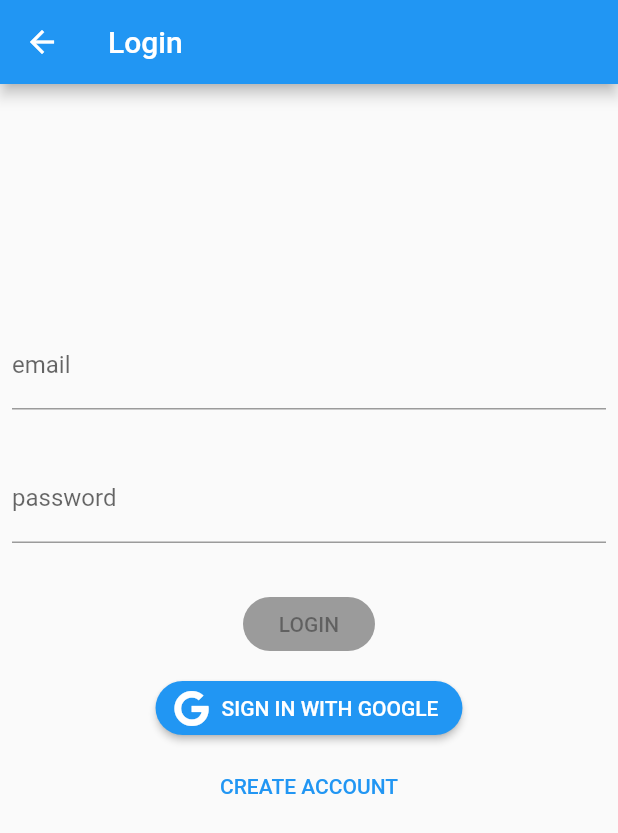
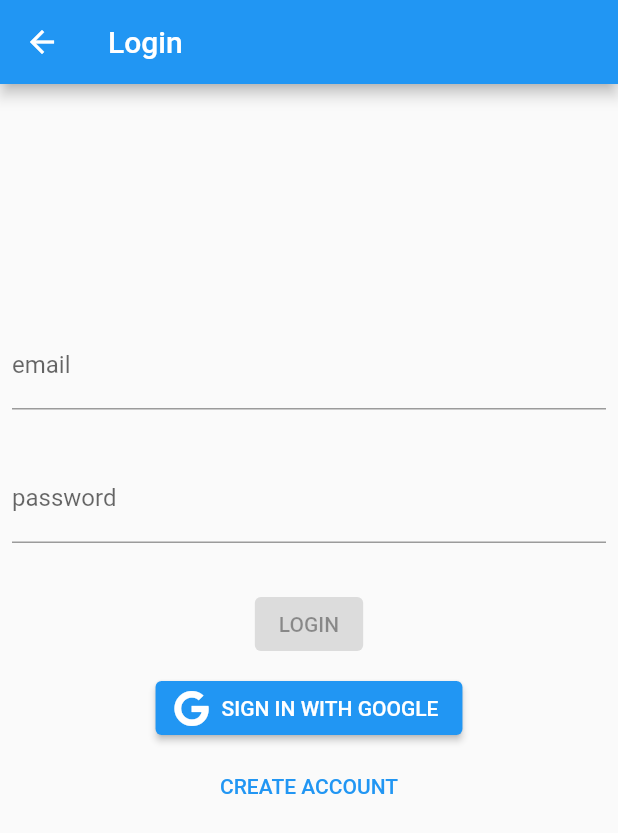
Before and after one commit to jenshor/habit-tracker, a Flutter app: the screen it shows after launch, after a tap on "Log in", on a phone screen of 412 x 824 dp. Shown: the top 833 px of the screen. Run offline on Flutter 3.47's test engine with Material 2 defaults, Android fonts, the phone set to English and light mode, and no system bars; our stand-ins replace bloc, cloud_firestore, equatable, firebase_auth, firebase_core, flutter_bloc and 3 more; missing offline and left inert: pedantic; accounts and stored records are empty.

Commit message:
changed button to new types

```diff
--- a/lib/forms/widgets/login_form.dart
+++ b/lib/forms/widgets/login_form.dart
@@ -93,13 +93,9 @@ class _LoginButton extends StatelessWidget {
       builder: (context, state) {
         return state.status.isSubmissionInProgress
             ? const CircularProgressIndicator()
-            : RaisedButton(
+            : ElevatedButton(
                 key: const Key('loginForm_continue_raisedButton'),
                 child: const Text('LOGIN'),
-                shape: RoundedRectangleBorder(
-                  borderRadius: BorderRadius.circular(30.0),
-                ),
-                color: const Color(0xFFFFD600),
                 onPressed: state.status.isValidated
                     ? () => context.read<LoginCubit>().logInWithCredentials()
                     : null,
@@ -113,15 +109,13 @@ class _GoogleLoginButton extends StatelessWidget {
   @override
   Widget build(BuildContext context) {
     final theme = Theme.of(context);
-    return RaisedButton.icon(
+    return ElevatedButton.icon(
       key: const Key('loginForm_googleLogin_raisedButton'),
       label: const Text(
         'SIGN IN WITH GOOGLE',
         style: TextStyle(color: Colors.white),
       ),
-      shape: RoundedRectangleBorder(borderRadius: BorderRadius.circular(30.0)),
       icon: const Icon(FontAwesomeIcons.google, color: Colors.white),
-      color: theme.accentColor,
       onPressed: () => context.read<LoginCubit>().logInWithGoogle(),
     );
   }
@@ -131,7 +125,7 @@ class _SignUpButton extends StatelessWidget {
   @override
   Widget build(BuildContext context) {
     final theme = Theme.of(context);
-    return FlatButton(
+    return TextButton(
       key: const Key('loginForm_createAccount_flatButton'),
       child: Text(
         'CREATE ACCOUNT',
--- a/lib/forms/widgets/sign_up_form.dart
+++ b/lib/forms/widgets/sign_up_form.dart
@@ -113,13 +113,9 @@ class _SignUpButton extends StatelessWidget {
       builder: (context, state) {
         return state.status.isSubmissionInProgress
             ? const CircularProgressIndicator()
-            : RaisedButton(
+            : ElevatedButton(
                 key: const Key('signUpForm_continue_raisedButton'),
                 child: const Text('SIGN UP'),
-                shape: RoundedRectangleBorder(
-                  borderRadius: BorderRadius.circular(30.0),
-                ),
-                color: Colors.orangeAccent,
                 onPressed: state.status.isValidated
                     ? () => context.read<SignUpCubit>().signUpFormSubmitted()
                     : null,
--- a/lib/pages/start_page.dart
+++ b/lib/pages/start_page.dart
@@ -25,13 +25,13 @@ class _StartPageState extends State<StartPage> {
                 children: [
                   ButtonBar(
                     children: [
-                      RaisedButton(
+                      ElevatedButton(
                         onPressed: () {
                           navigateToLoginPage(context);
                         },
                         child: Text('Log in'),
                       ),
-                      FlatButton(
+                      TextButton(
                         onPressed: () {
                           navigateToSignUpPage(context);
                         },
```
